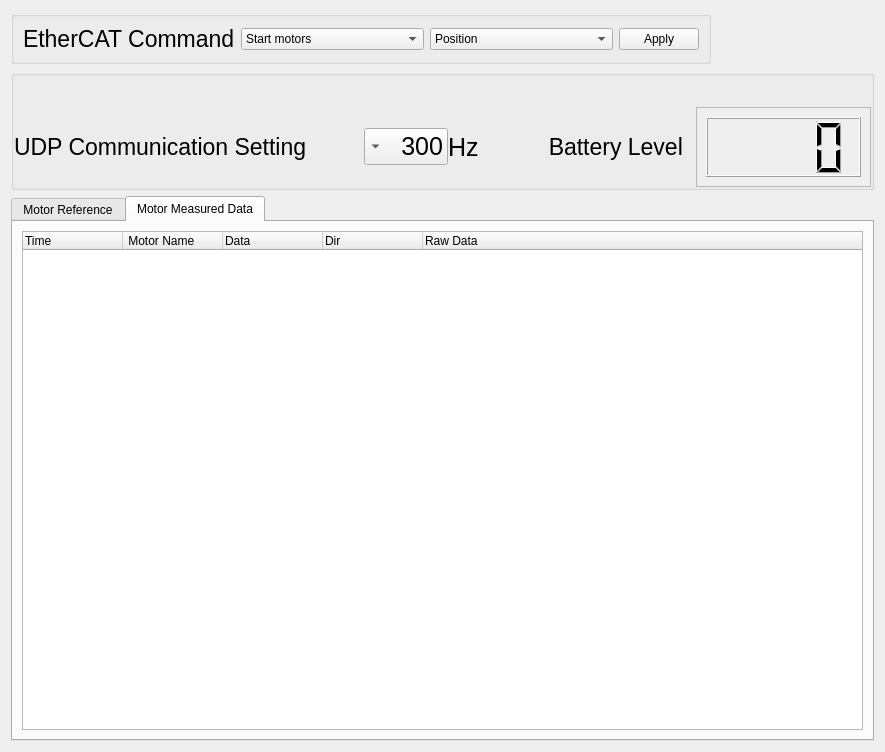
First picture: the form in src/gui/ec_gui/src/ec_gui_start.ui, repository Advanced-Robotics-Facility/ecat-client-advr, before the edit.
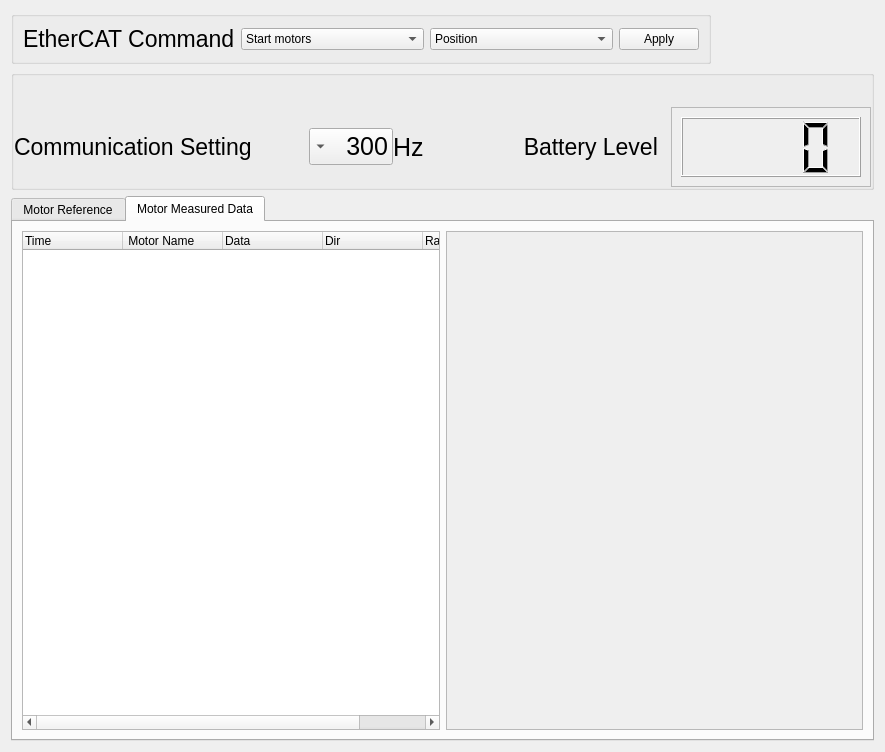
Second picture: the form after the edit. The open tabs and pages were chosen to show the change.

What changed in the file:
```diff
--- a/src/gui/ec_gui/src/ec_gui_start.ui
+++ b/src/gui/ec_gui/src/ec_gui_start.ui
@@ -12,8 +12,8 @@
   </property>
   <property name="maximumSize">
    <size>
-    <width>1600</width>
-    <height>1000</height>
+    <width>16777215</width>
+    <height>16777215</height>
    </size>
   </property>
   <property name="windowTitle">
@@ -155,7 +155,7 @@
            </font>
           </property>
           <property name="text">
-           <string>UDP Communication Setting         </string>
+           <string>Communication Setting         </string>
           </property>
          </widget>
         </item>
@@ -290,8 +290,8 @@
               <rect>
                <x>0</x>
                <y>0</y>
-               <width>73</width>
-               <height>62</height>
+               <width>119</width>
+               <height>76</height>
               </rect>
              </property>
              <layout class="QGridLayout" name="gridLayout">
@@ -482,7 +482,7 @@
       <attribute name="title">
        <string>Motor Measured Data</string>
       </attribute>
-      <layout class="QVBoxLayout" name="verticalLayout_3">
+      <layout class="QHBoxLayout" name="horizontalLayout_5">
        <item>
         <widget class="QTreeWidget" name="MotorData">
          <column>
@@ -512,6 +512,28 @@
          </column>
         </widget>
        </item>
+       <item>
+        <widget class="QScrollArea" name="scrollArea_5">
+         <property name="widgetResizable">
+          <bool>true</bool>
+         </property>
+         <widget class="QWidget" name="scrollAreaWidgetContents_4">
+          <property name="geometry">
+           <rect>
+            <x>0</x>
+            <y>0</y>
+            <width>417</width>
+            <height>484</height>
+           </rect>
+          </property>
+          <layout class="QVBoxLayout" name="verticalLayout_5">
+           <item>
+            <layout class="QVBoxLayout" name="cplot"/>
+           </item>
+          </layout>
+         </widget>
+        </widget>
+       </item>
       </layout>
      </widget>
     </widget>
```
